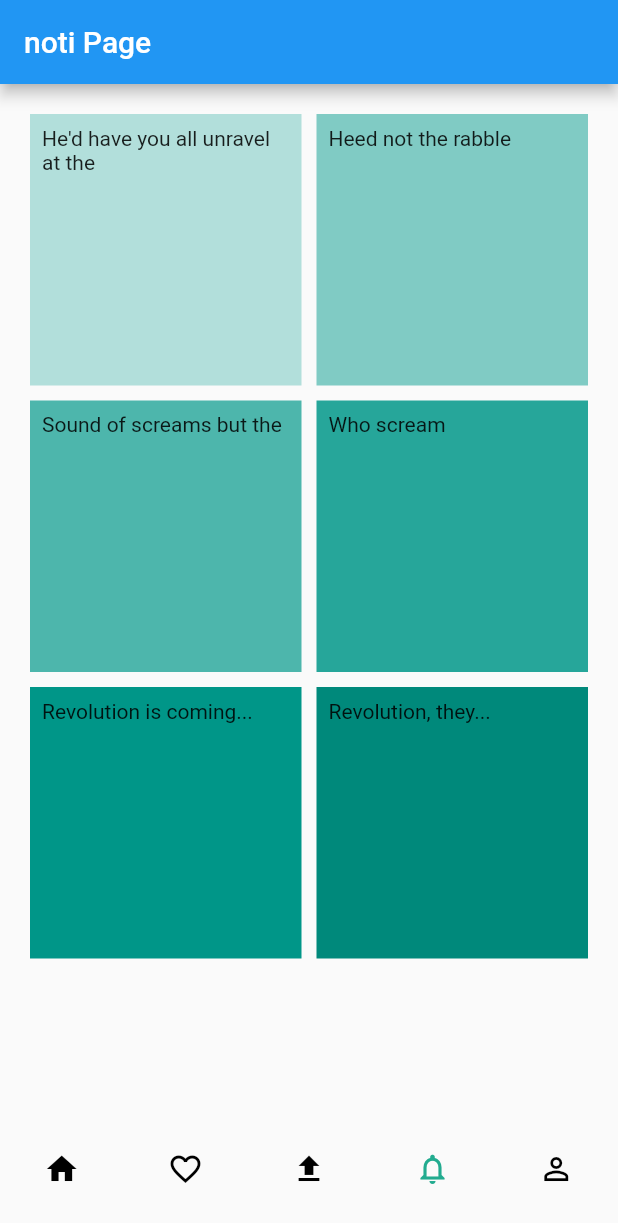
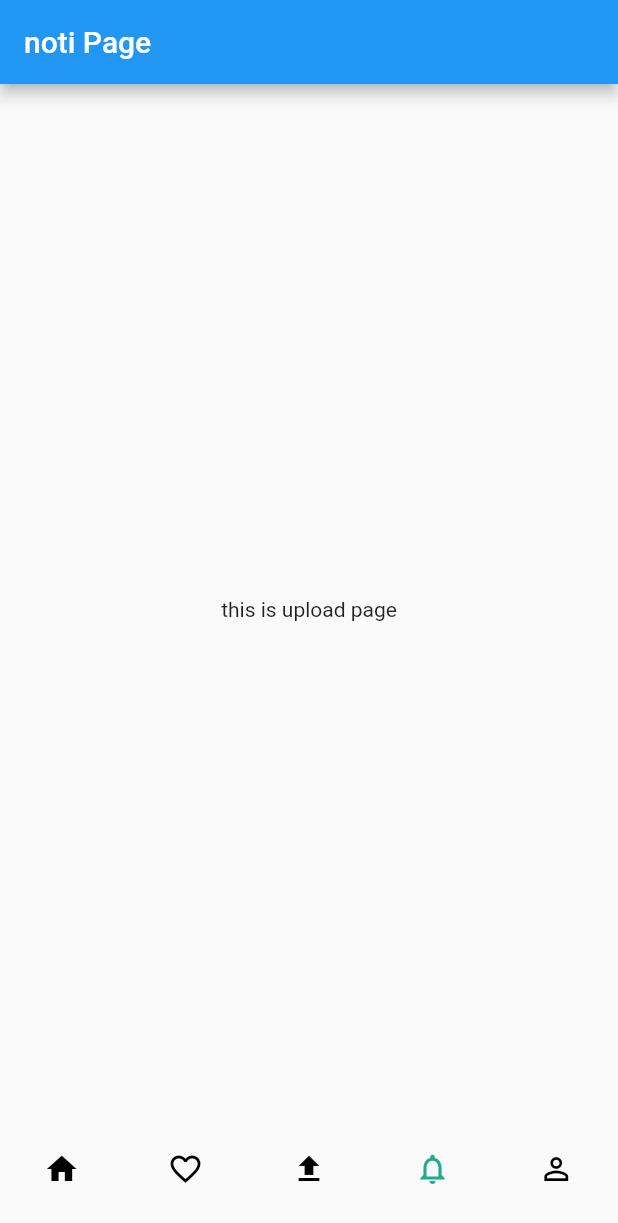
Before and after one commit to nguyentuyetnhungpht/ImageApp, a Flutter app: the screen it shows after launch, item 4 of the bottom bar chosen, on a phone screen of 412 x 824 dp. Shown: the top 1223 px of the screen. Run offline on Flutter 3.47's test engine with Material 2 defaults, Android fonts, the phone set to English and light mode, and no system bars; missing offline and left inert: dart:ffi.

```diff
--- a/lib/NotiPage.dart
+++ b/lib/NotiPage.dart
@@ -27,45 +27,9 @@ class _NotiPageState extends State<NotiPage>
       appBar: new AppBar(
         title: new Text("noti Page"),
       ),
-      body:GridView.count(
-  primary: false,
-  padding: const EdgeInsets.all(20),
-  crossAxisSpacing: 10,
-  mainAxisSpacing: 10,
-  crossAxisCount: 2,
-  children: <Widget>[
-    Container(
-      padding: const EdgeInsets.all(8),
-      child: const Text("He'd have you all unravel at the"),
-      color: Colors.teal[100],
-    ),
-    Container(
-      padding: const EdgeInsets.all(8),
-      child: const Text('Heed not the rabble'),
-      color: Colors.teal[200],
-    ),
-    Container(
-      padding: const EdgeInsets.all(8),
-      child: const Text('Sound of screams but the'),
-      color: Colors.teal[300],
-    ),
-    Container(
-      padding: const EdgeInsets.all(8),
-      child: const Text('Who scream'),
-      color: Colors.teal[400],
-    ),
-    Container(
-      padding: const EdgeInsets.all(8),
-      child: const Text('Revolution is coming...'),
-      color: Colors.teal[500],
-    ),
-    Container(
-      padding: const EdgeInsets.all(8),
-      child: const Text('Revolution, they...'),
-      color: Colors.teal[600],
-    ),
-  ],
-)
+       body: new Center(
+        child: new Text("this is upload page")
+      ),
     );
   }
 }
--- a/lib/UserPage.dart
+++ b/lib/UserPage.dart
@@ -1,5 +1,5 @@
 import 'dart:ffi';
-
+import './NotiPage.dart';
 import 'package:flutter/material.dart';
 import 'package:flutter/rendering.dart';
 
```
Also changed, not shown: lib/ChallengeDetailPage.dart (added, +21 -0 lines), lib/ListPage.dart (+21 -8 lines).
